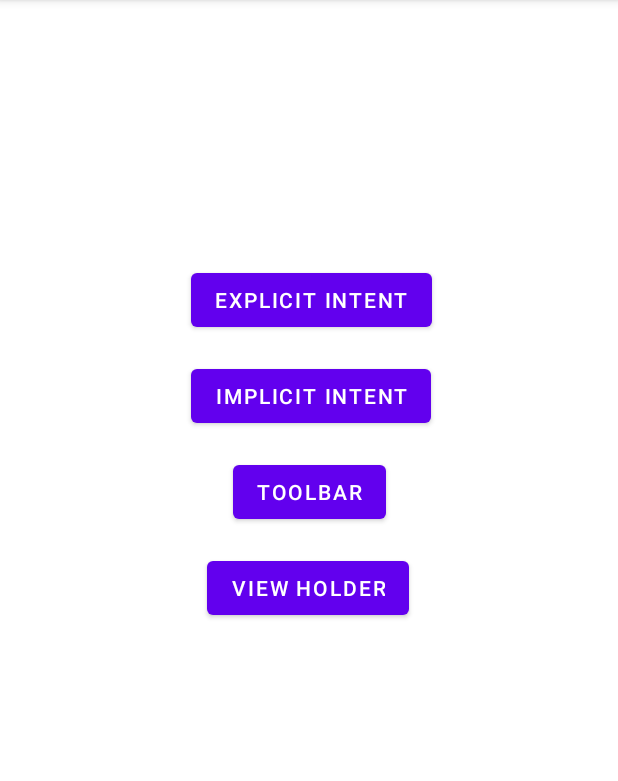
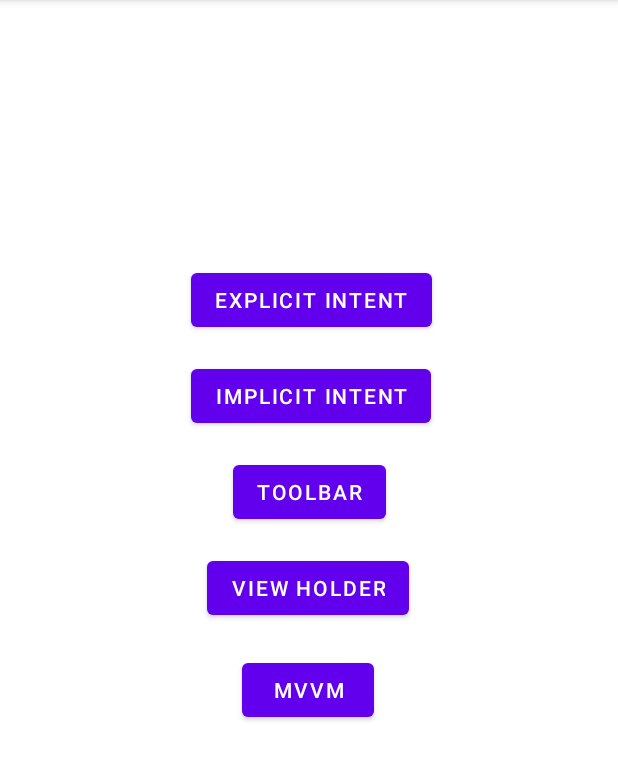
Before and after one commit to ELLAERA/AndroidStudyApp, an Android app: the screen it shows after launch (MainActivity), on a phone screen of 412 x 824 dp, the part 84-865 px from its top. Run offline under Robolectric (Android 15) with nearby library versions, the phone set to English and light mode, and no system bars.

Commit message:
MVVM pattern

```diff
--- a/app/build.gradle
+++ b/app/build.gradle
@@ -26,6 +26,10 @@ android {
         sourceCompatibility JavaVersion.VERSION_1_8
         targetCompatibility JavaVersion.VERSION_1_8
     }
+
+    dataBinding {
+        enabled = true
+    }
 }
 
 dependencies {
--- a/app/src/main/AndroidManifest.xml
+++ b/app/src/main/AndroidManifest.xml
@@ -12,6 +12,7 @@
         android:supportsRtl="true"
         android:theme="@style/Theme.AndroidStudyApp"
         tools:targetApi="31">
+        <activity android:name=".MvvmActivity" />
         <activity
             android:name=".ViewHolderActivity"
             android:exported="false">
--- a/app/src/main/java/com/example/androidstudyapp/MainActivity.java
+++ b/app/src/main/java/com/example/androidstudyapp/MainActivity.java
@@ -19,6 +19,7 @@ public class MainActivity extends AppCompatActivity {
         Button btn_implicit =(Button) findViewById(R.id.btn_Intent2);
         Button btn_toolbar =(Button) findViewById(R.id.btn_toolbar);
         Button btn_view_holder =(Button) findViewById(R.id.btn_view_holder);
+        Button btn_mvvm =(Button) findViewById(R.id.btn_mvvm);
 
         btn_explicit.setOnClickListener((e)-> {
             Intent it = new Intent(this, IntentExplicitActivity.class);
@@ -41,5 +42,10 @@ public class MainActivity extends AppCompatActivity {
             Intent it = new Intent(this, ViewHolderActivity.class);
             startActivity(it);
         });
+
+        btn_mvvm.setOnClickListener((e)-> {
+            Intent it = new Intent(this, MvvmActivity.class);
+            startActivity(it);
+        });
     }
 }
--- a/app/src/main/res/layout/activity_main.xml
+++ b/app/src/main/res/layout/activity_main.xml
@@ -51,5 +51,16 @@
         app:layout_constraintStart_toStartOf="parent"
         app:layout_constraintTop_toBottomOf="@+id/btn_toolbar" />
 
+    <Button
+        android:id="@+id/btn_mvvm"
+        android:layout_width="wrap_content"
+        android:layout_height="wrap_content"
+        android:layout_marginTop="20dp"
+        android:text="MVVM"
+        app:layout_constraintEnd_toEndOf="parent"
+        app:layout_constraintHorizontal_bias="0.498"
+        app:layout_constraintStart_toStartOf="parent"
+        app:layout_constraintTop_toBottomOf="@+id/btn_view_holder" />
+
 
 </androidx.constraintlayout.widget.ConstraintLayout>
```
Also changed, not shown: app/src/main/java/com/example/androidstudyapp/IBaseViewModel.java (added, +8 -0 lines), app/src/main/java/com/example/androidstudyapp/MvvmActivity.java (added, +37 -0 lines), app/src/main/java/com/example/androidstudyapp/MvvmViewModel.java (added, +31 -0 lines), app/src/main/res/layout/activity_mvvm.xml (added, +31 -0 lines).
